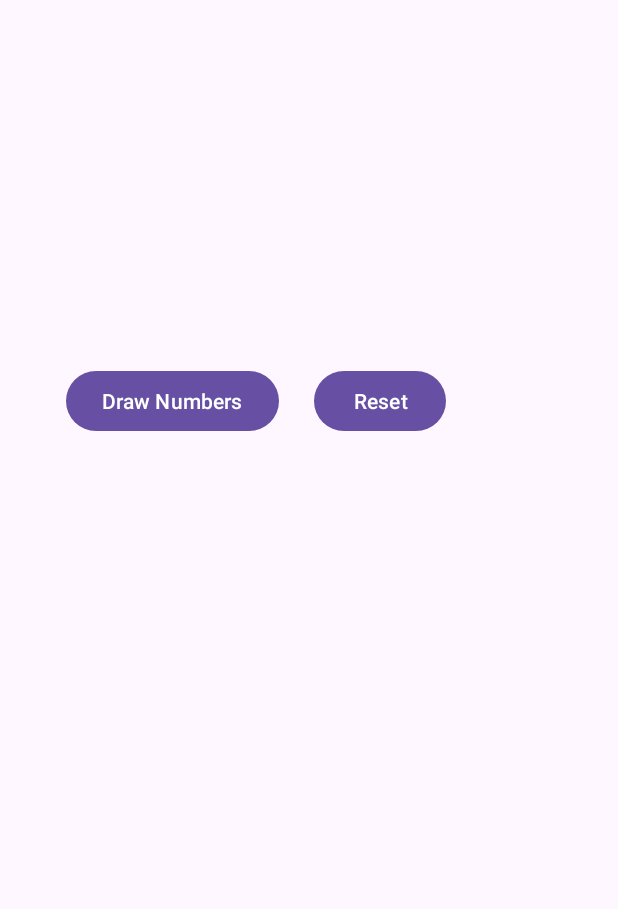
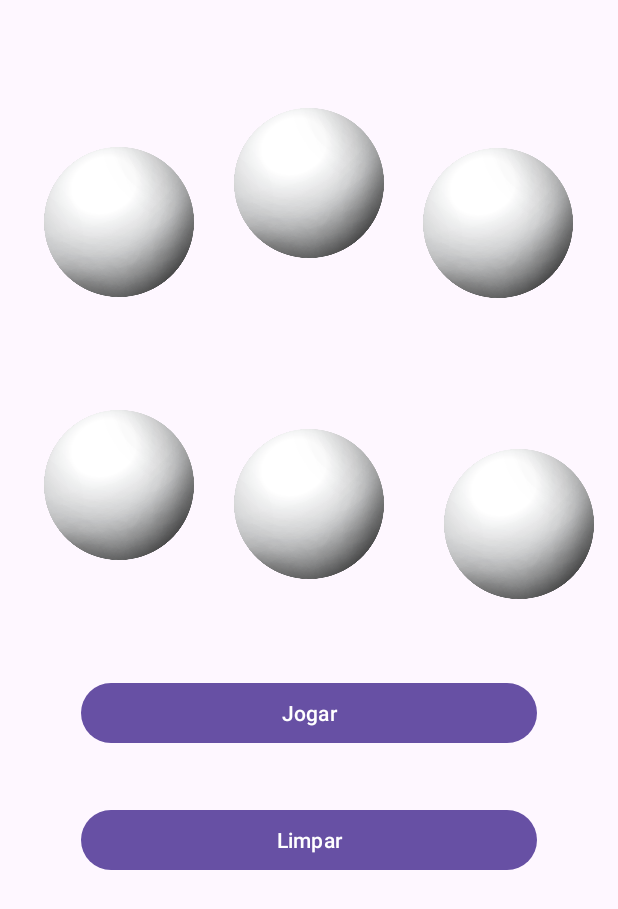
Before and after one commit to mario-ito/Android_studies, an Android app: the screen it shows after launch (MainActivity), on a phone screen of 412 x 824 dp. Shown: the top 909 px of the screen. Run offline under Robolectric (Android 15) with nearby library versions, the phone set to English and light mode, and no system bars.

Commit message:
megasena images

```diff
--- a/Megasena/app/src/main/res/layout/activity_main.xml
+++ b/Megasena/app/src/main/res/layout/activity_main.xml
@@ -8,94 +8,132 @@
 
     <Button
         android:id="@+id/drawButton"
-        android:layout_width="wrap_content"
+        android:layout_width="0dp"
         android:layout_height="wrap_content"
         android:layout_centerHorizontal="true"
-        android:layout_marginStart="44dp"
-        android:text="Draw Numbers"
-        app:layout_constraintBaseline_toBaselineOf="@+id/resetButton"
-        app:layout_constraintStart_toStartOf="parent" />
+        android:layout_marginStart="54dp"
+        android:layout_marginEnd="54dp"
+        android:layout_marginBottom="18dp"
+        android:text="Jogar"
+        app:layout_constraintBottom_toTopOf="@+id/resetButton"
+        app:layout_constraintEnd_toEndOf="parent"
+        app:layout_constraintStart_toStartOf="parent"
+        app:layout_constraintTop_toBottomOf="@+id/number6" />
 
     <Button
         android:id="@+id/resetButton"
-        android:layout_width="wrap_content"
+        android:layout_width="0dp"
         android:layout_height="wrap_content"
         android:layout_below="@+id/drawButton"
         android:layout_centerHorizontal="true"
-        android:layout_marginStart="23dp"
-        android:layout_marginTop="62dp"
-        android:text="Reset"
-        app:layout_constraintStart_toEndOf="@+id/drawButton"
-        app:layout_constraintTop_toBottomOf="@+id/number6" />
+        android:layout_marginStart="54dp"
+        android:layout_marginEnd="54dp"
+        android:layout_marginBottom="221dp"
+        android:text="Limpar"
+        app:layout_constraintBottom_toBottomOf="parent"
+        app:layout_constraintEnd_toEndOf="parent"
+        app:layout_constraintStart_toStartOf="parent"
+        app:layout_constraintTop_toBottomOf="@+id/drawButton" />
 
     <TextView
         android:id="@+id/number1"
-        android:layout_width="wrap_content"
-        android:layout_height="wrap_content"
+        android:layout_width="100dp"
+        android:layout_height="100dp"
         android:layout_below="@+id/resetButton"
         android:layout_alignParentStart="true"
-        android:layout_marginStart="85dp"
-        android:layout_marginTop="52dp"
-        android:textSize="18sp"
+        android:layout_marginStart="29dp"
+        android:layout_marginTop="67dp"
+        android:layout_marginEnd="26dp"
+        android:layout_marginBottom="44dp"
+        android:background="@drawable/ball"
+        android:gravity="center_horizontal|center_vertical"
+        android:textSize="28sp"
+        app:layout_constraintBottom_toTopOf="@+id/number4"
+        app:layout_constraintEnd_toStartOf="@+id/number2"
         app:layout_constraintStart_toStartOf="parent"
         app:layout_constraintTop_toTopOf="parent" />
 
     <TextView
         android:id="@+id/number2"
-        android:layout_width="wrap_content"
-        android:layout_height="wrap_content"
+        android:layout_width="100dp"
+        android:layout_height="100dp"
         android:layout_below="@+id/number1"
         android:layout_alignParentStart="true"
-        android:layout_marginStart="194dp"
-        android:layout_marginTop="52dp"
-        android:textSize="18sp"
-        app:layout_constraintStart_toStartOf="parent"
+        android:layout_marginTop="41dp"
+        android:layout_marginEnd="26dp"
+        android:layout_marginBottom="83dp"
+        android:background="@drawable/ball"
+        android:gravity="center_horizontal|center_vertical"
+        android:textSize="28sp"
+        app:layout_constraintBottom_toTopOf="@+id/number5"
+        app:layout_constraintEnd_toStartOf="@+id/number3"
+        app:layout_constraintStart_toEndOf="@+id/number1"
         app:layout_constraintTop_toTopOf="parent" />
 
     <TextView
         android:id="@+id/number3"
-        android:layout_width="wrap_content"
-        android:layout_height="wrap_content"
+        android:layout_width="100dp"
+        android:layout_height="100dp"
         android:layout_below="@+id/number1"
         android:layout_alignParentStart="true"
-        android:layout_marginTop="76dp"
-        android:textSize="18sp"
-        app:layout_constraintEnd_toEndOf="@+id/resetButton"
+        android:layout_marginTop="80dp"
+        android:layout_marginEnd="30dp"
+        android:layout_marginBottom="82dp"
+        android:background="@drawable/ball"
+        android:gravity="center_horizontal|center_vertical"
+        android:textSize="28sp"
+        app:layout_constraintBottom_toTopOf="@+id/number6"
+        app:layout_constraintEnd_toEndOf="parent"
+        app:layout_constraintStart_toEndOf="@+id/number2"
         app:layout_constraintTop_toTopOf="parent" />
 
     <TextView
         android:id="@+id/number4"
-        android:layout_width="wrap_content"
-        android:layout_height="wrap_content"
+        android:layout_width="100dp"
+        android:layout_height="100dp"
         android:layout_below="@+id/number1"
         android:layout_alignParentStart="true"
-        android:layout_marginStart="58dp"
-        android:textSize="18sp"
-        app:layout_constraintBottom_toBottomOf="@+id/number5"
+        android:layout_marginStart="29dp"
+        android:layout_marginEnd="26dp"
+        android:layout_marginBottom="420dp"
+        android:background="@drawable/ball"
+        android:gravity="center_horizontal|center_vertical"
+        android:textSize="28sp"
+        app:layout_constraintBottom_toBottomOf="parent"
+        app:layout_constraintEnd_toStartOf="@+id/number5"
         app:layout_constraintStart_toStartOf="parent"
-        app:layout_constraintTop_toTopOf="@+id/number5" />
+        app:layout_constraintTop_toBottomOf="@+id/number1" />
 
     <TextView
         android:id="@+id/number5"
-        android:layout_width="wrap_content"
-        android:layout_height="wrap_content"
+        android:layout_width="100dp"
+        android:layout_height="100dp"
         android:layout_below="@+id/number1"
         android:layout_alignParentStart="true"
-        android:layout_marginTop="68dp"
-        android:textSize="18sp"
-        app:layout_constraintStart_toStartOf="@+id/number2"
+        android:layout_marginEnd="40dp"
+        android:layout_marginBottom="407dp"
+        android:background="@drawable/ball"
+        android:gravity="center_horizontal|center_vertical"
+        android:textSize="28sp"
+        app:layout_constraintBottom_toBottomOf="parent"
+        app:layout_constraintEnd_toStartOf="@+id/number6"
+        app:layout_constraintStart_toEndOf="@+id/number4"
         app:layout_constraintTop_toBottomOf="@+id/number2" />
 
     <TextView
         android:id="@+id/number6"
-        android:layout_width="wrap_content"
-        android:layout_height="wrap_content"
+        android:layout_width="100dp"
+        android:layout_height="100dp"
         android:layout_below="@+id/number1"
         android:layout_alignParentStart="true"
-        android:layout_marginStart="13dp"
-        android:layout_marginTop="56dp"
-        android:textSize="18sp"
-        app:layout_constraintStart_toStartOf="@+id/number3"
+        android:layout_marginEnd="16dp"
+        android:layout_marginBottom="34dp"
+        android:background="@drawable/ball"
+        android:gravity="center_horizontal|center_vertical"
+        android:textSize="28sp"
+        app:layout_constraintBottom_toTopOf="@+id/drawButton"
+        app:layout_constraintEnd_toEndOf="parent"
+        app:layout_constraintStart_toEndOf="@+id/number5"
         app:layout_constraintTop_toBottomOf="@+id/number3" />
 
 </androidx.constraintlayout.widget.ConstraintLayout>
```
Also changed, not shown: Megasena/app/src/main/res/drawable/ball.png (added).
